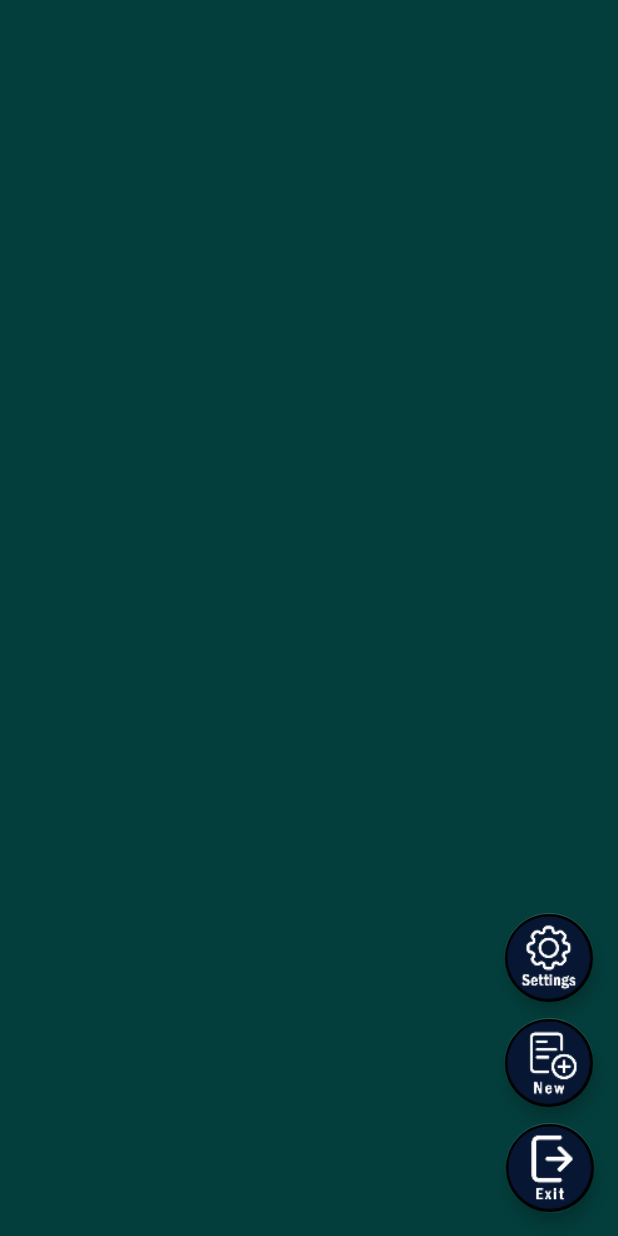
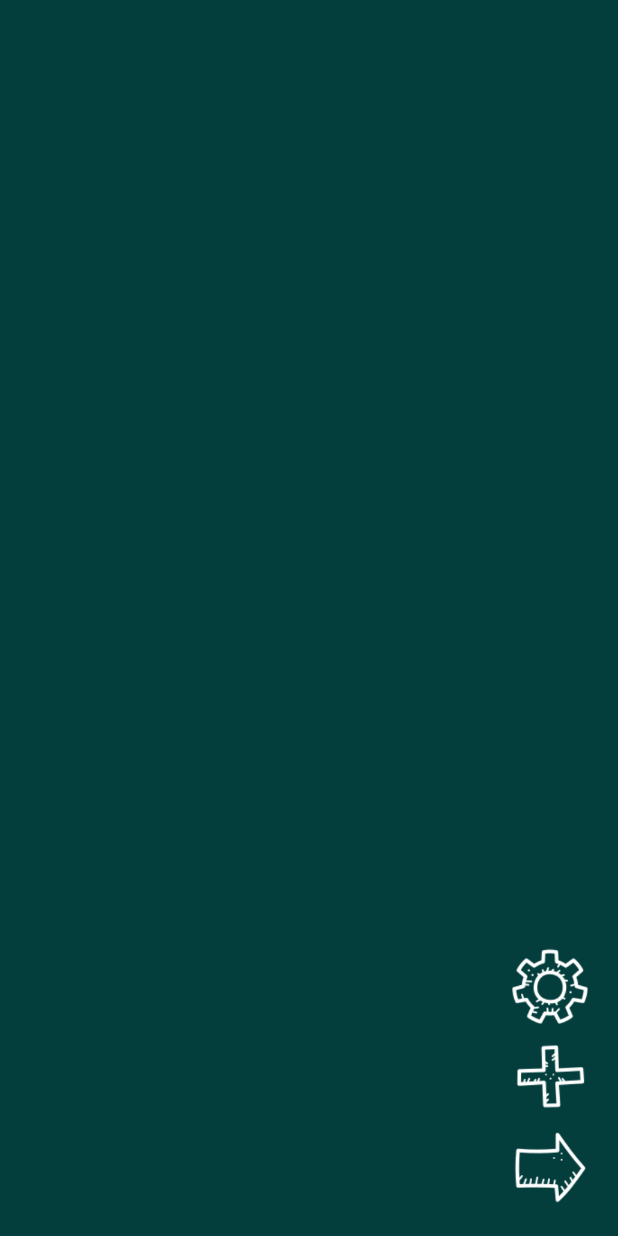
Before and after one commit to Baranov-Denis/PasswordKeeper, an Android app: the screen it shows after launch (MainActivity), after a tap on "ENTER", on a phone screen of 412 x 824 dp. Run offline under Robolectric (Android 15) with nearby library versions, the phone set to English and light mode, and no system bars; libraries missing offline, so code that uses them is left out: com.dropbox.core; 2 statements that could not run were skipped; 1 other tap on this screen came first.

Commit message:
Заменил Floating Action Buttons

```diff
--- /dev/null
+++ b/app/src/main/java/com/example/passwordkeeper/Fragments/HotKeysFragment.java
@@ -0,0 +1,71 @@
+package com.example.passwordkeeper.Fragments;
+
+import android.os.Bundle;
+
+import androidx.fragment.app.Fragment;
+
+import android.os.Handler;
+import android.view.LayoutInflater;
+import android.view.View;
+import android.view.ViewGroup;
+import android.view.animation.Animation;
+import android.view.animation.AnimationUtils;
+import android.widget.ImageButton;
+
+import com.example.passwordkeeper.PasswordLab.PasswordCard;
+import com.example.passwordkeeper.PasswordLab.PasswordLab;
+import com.example.passwordkeeper.R;
+
+
+public class HotKeysFragment extends Fragment {
+
+    private View view;
+    private ImageButton settingsIB;
+    private ImageButton addIB;
+    private ImageButton leaveIB;
+
+    @Override
+    public View onCreateView(LayoutInflater inflater, ViewGroup container,
+                             Bundle savedInstanceState) {
+        view = inflater.inflate(R.layout.fragment_hot_keys, container, false);
+        // Настройка анимации для появления фрагмента
+        Animation fadeIn = AnimationUtils.loadAnimation(getActivity(), R.anim.appears_from_right);
+        // Применение анимации к View фрагмента
+        view.startAnimation(fadeIn);
+        initButtons();
+        return view;
+    }
+
+    private void initButtons() {
+        settingsIB = view.findViewById(R.id.settings_image_button);
+        addIB = view.findViewById(R.id.add_image_button);
+        leaveIB = view.findViewById(R.id.leave_image_button);
+        setOnClickListeners();
+    }
+
+    private void setOnClickListeners() {
+        setSettingsIB();
+        setAddIB();
+        setLeaveIB();
+    }
+
+    private void setSettingsIB() {
+        settingsIB.setOnClickListener(o -> {
+            AppFragmentManager.openFragment(new SettingsFragment());
+        });
+    }
+
+    private void setAddIB() {
+        addIB.setOnClickListener(o -> {
+            PasswordCard card = new PasswordCard();
+            PasswordLab.getLab(getActivity()).addPasswordCard(card);
+            AppFragmentManager.openFragment(PasswordCardFragment.newInstance(card.getId()));
+        });
+    }
+
+    private void setLeaveIB() {
+        leaveIB.setOnClickListener(o -> {
+            AppFragmentManager.openFragment(new LoginFragment());
+        });
+    }
+}
--- a/app/src/main/java/com/example/passwordkeeper/Fragments/PasswordsListFragment.java
+++ b/app/src/main/java/com/example/passwordkeeper/Fragments/PasswordsListFragment.java
@@ -88,7 +88,8 @@ public class PasswordsListFragment extends Fragment {
         animDurationDelay = 1;
 
         //  AppFragmentManager.setAddButton(view, this.getActivity());
-        initFab();
+        //initFab();
+        AppFragmentManager.addFragment(new HotKeysFragment());
         setUpTargetForBackPressed();
 
         // AppFragmentManager.setLeaveButton(view);
--- /dev/null
+++ b/app/src/main/res/anim/appears_from_right.xml
@@ -0,0 +1,4 @@
+<set xmlns:android="http://schemas.android.com/apk/res/android">
+    <translate android:fromXDelta="100%" android:toXDelta="0%"
+        android:duration="1000"/>
+</set>
--- /dev/null
+++ b/app/src/main/res/layout/fragment_hot_keys.xml
@@ -0,0 +1,54 @@
+<?xml version="1.0" encoding="utf-8"?>
+<FrameLayout xmlns:android="http://schemas.android.com/apk/res/android"
+xmlns:app="http://schemas.android.com/apk/res-auto"
+xmlns:tools="http://schemas.android.com/tools"
+android:layout_width="match_parent"
+android:layout_height="match_parent"
+tools:context="Fragments.HotKeyButtonsFragment"
+android:id="@+id/hot_keys_fragment"
+    >
+
+    <ImageButton
+        android:id="@+id/settings_image_button"
+        android:layout_width="60dp"
+        android:layout_height="60dp"
+        android:scaleType="centerCrop"
+        android:gravity="center"
+        android:layout_gravity="bottom|end"
+        android:layout_marginBottom="136dp"
+        android:layout_marginEnd="16dp"
+        android:src="@drawable/icons8_settings_100"
+        android:background="@null"
+        android:visibility="visible" />
+
+
+    <ImageButton
+        android:id="@+id/add_image_button"
+        android:layout_width="60dp"
+        android:layout_height="60dp"
+        android:scaleType="centerCrop"
+        android:gravity="center"
+        android:layout_gravity="bottom|end"
+        android:layout_marginBottom="76dp"
+        android:layout_marginEnd="16dp"
+        android:src="@drawable/icons8_plus_math_100"
+        android:background="@null"
+        android:visibility="visible" />
+
+
+    <ImageButton
+        android:id="@+id/leave_image_button"
+        android:layout_width="60dp"
+        android:layout_height="60dp"
+        android:scaleType="centerCrop"
+        android:gravity="center"
+        android:layout_gravity="bottom|end"
+        android:layout_marginBottom="16dp"
+        android:layout_marginEnd="16dp"
+        android:src="@drawable/icons8_advance_100"
+        android:background="@null"
+        android:visibility="visible" />
+
+
+
+</FrameLayout>
--- a/app/src/main/res/values/integer.xml
+++ b/app/src/main/res/values/integer.xml
@@ -2,5 +2,4 @@
 <resources>
         <integer name="fab_animation_duration">300</integer>
 
-
 </resources>
```
Also changed, not shown: app/src/main/res/drawable-mdpi/icons8_plus_64___.png (added), app/src/main/res/drawable/icons8_advance_100.png (added), app/src/main/res/drawable/icons8_logout_rounded_64.png (added), app/src/main/res/drawable/icons8_plus_math_100.png (added), app/src/main/res/drawable/icons8_settings_100.png (added).
